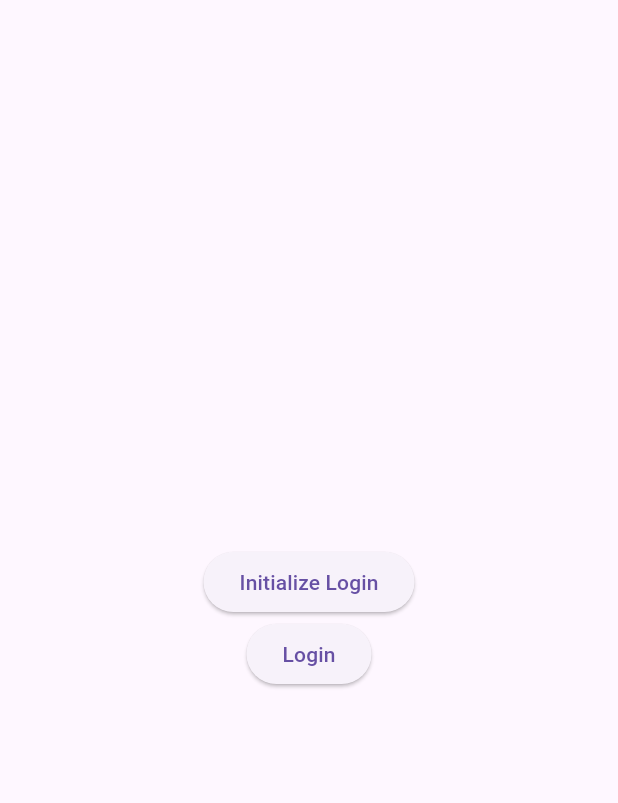
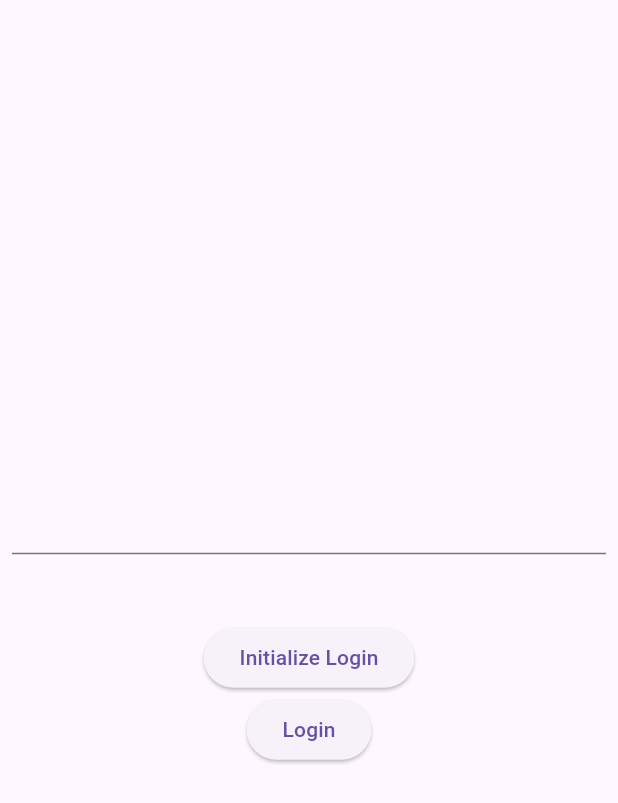
Before and after one commit to aashutosh-dev1/qr-login-poc, a Flutter app: the screen it shows after launch, on a phone screen of 412 x 824 dp. Shown: the top 803 px of the screen. Run offline on Flutter 3.47's test engine with Material 3 defaults, Android fonts, the phone set to English and light mode, and no system bars; our stand-ins replace bloc, built_collection, built_value, dio, equatable, flutter_bloc and 2 more; missing offline and left inert: ferry, ferry_exec, ferry_hive_store, gql, gql_code_builder, gql_dio_link and 4 more; accounts and stored records are empty; key blocks and very long unbroken strings in the code were emptied for the run.

Commit message:
some changes

```diff
--- a/lib/home/homepage.dart
+++ b/lib/home/homepage.dart
@@ -12,7 +12,10 @@ class HomePage extends StatefulWidget {
 }
 
 class _HomePageState extends State<HomePage> {
-  final devId = 'id017';
+  String devId = '';
+
+  final controller = TextEditingController();
+
   @override
   Widget build(BuildContext context) {
     return Scaffold(
@@ -47,6 +50,20 @@ class _HomePageState extends State<HomePage> {
             return Column(
               mainAxisAlignment: MainAxisAlignment.center,
               children: [
+                Padding(
+                  padding: const EdgeInsets.all(8.0),
+                  child: TextField(
+                    controller: controller,
+                    onChanged: (value) {
+                      setState(() {
+                        devId = value;
+                      });
+                    },
+                  ),
+                ),
+                SizedBox(height: 8),
+                Text(devId),
+                SizedBox(height: 8),
                 Center(
                   child: ElevatedButton(
                     onPressed: () {
```
